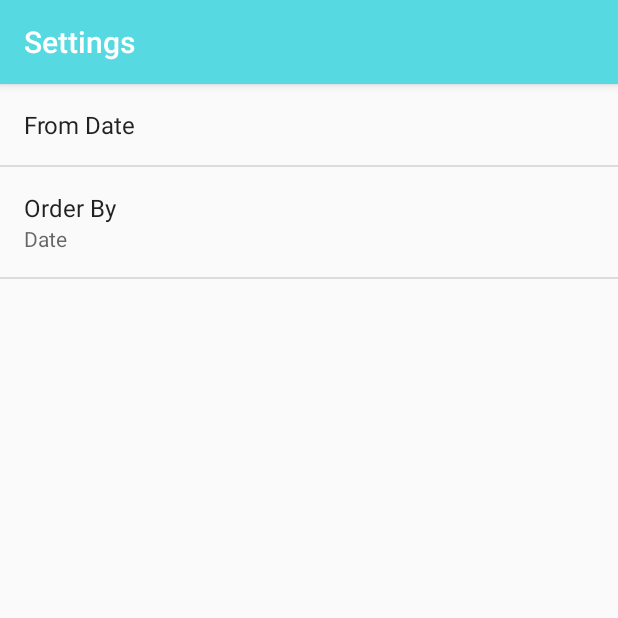
After one commit to forfireonly/TechNews, an Android app: the SettingsActivity screen opened directly, with no data from a screen before it, on a phone screen of 412 x 824 dp, the top half of it. The commit adds this screen. Run offline under Robolectric (Android 15) with nearby library versions, the phone set to English and light mode, and no system bars.

Commit message:
SettingActivity.java and main.xml

```diff
--- a/app/src/main/java/com/example/annascott/technews/NewsActivity.java
+++ b/app/src/main/java/com/example/annascott/technews/NewsActivity.java
@@ -33,8 +33,6 @@ public class NewsActivity extends AppCompatActivity implements LoaderManager.Loa
            // "https://content.guardianapis.com/search?q=%22tech%20news%22&api-key=f3a1cedd-032a-45ab-b1d4-d7ba62274a9c";
     private NewsAdapter mAdapter;
     private static final int NEWS_LOADER_ID = 1;
-
-    private TextView mEmptyStateTextView;
 
     RelativeLayout emptyRelativeLayout;
     RelativeLayout noInternetConnection;
--- /dev/null
+++ b/app/src/main/java/com/example/annascott/technews/SettingsActivity.java
@@ -0,0 +1,57 @@
+package com.example.annascott.technews;
+
+import android.content.SharedPreferences;
+import android.os.Bundle;
+import android.preference.ListPreference;
+import android.preference.Preference;
+import android.preference.PreferenceFragment;
+import android.preference.PreferenceManager;
+import android.support.v7.app.AppCompatActivity;
+
+public class SettingsActivity extends AppCompatActivity {
+
+    @Override
+    protected void onCreate(Bundle savedInstanceState) {
+        super.onCreate(savedInstanceState);
+        setContentView(R.layout.settings_activity);
+    }
+
+    public static class TechNewsPreferenceFragment extends PreferenceFragment implements Preference.OnPreferenceChangeListener{
+        @Override
+        public void onCreate(Bundle savedInstanceState) {
+            super.onCreate(savedInstanceState);
+            addPreferencesFromResource(R.xml.settings_main);
+
+            Preference dateCutoff = findPreference(getString(R.string.settings_date_cutoff_key));
+            bindPreferenceSummaryToValue(dateCutoff);
+
+            Preference orderBy = findPreference(getString(R.string.settings_order_by_key));
+            bindPreferenceSummaryToValue(orderBy);
+        }
+
+        private void bindPreferenceSummaryToValue(Preference preference) {
+            preference.setOnPreferenceChangeListener(this);
+            SharedPreferences preferences = PreferenceManager.getDefaultSharedPreferences(preference.getContext());
+            String preferenceString = preferences.getString(preference.getKey(), "");
+            onPreferenceChange(preference, preferenceString);
+        }
+
+        @Override
+        public boolean onPreferenceChange(Preference preference, Object value) {
+            // The code in this method takes care of updating the displayed preference summary after it has been changed
+            String stringValue = value.toString();
+            // preference.setSummary(stringValue);
+            if (preference instanceof ListPreference) {
+                ListPreference listPreference = (ListPreference) preference;
+                int prefIndex = listPreference.findIndexOfValue(stringValue);
+                if (prefIndex >= 0) {
+                    CharSequence[] labels = listPreference.getEntries();
+                    preference.setSummary(labels[prefIndex]);
+                }
+            } else {
+                preference.setSummary(stringValue);
+            }
+            return true;
+        }
+    }
+}
--- /dev/null
+++ b/app/src/main/res/layout/settings_activity.xml
@@ -0,0 +1,8 @@
+<fragment
+    android:name="com.example.annascott.technews.SettingsActivity$TechNewsPreferenceFragment"
+    xmlns:android="http://schemas.android.com/apk/res/android"
+    xmlns:tools="http://schemas.android.com/tools"
+    android:layout_width="match_parent"
+    android:layout_height="match_parent"
+    tools:context="com.example.annascott.technews.SettingsActivity">
+</fragment>
--- /dev/null
+++ b/app/src/main/res/menu/main.xml
@@ -0,0 +1,8 @@
+<menu xmlns:android="http://schemas.android.com/apk/res/android"
+    xmlns:tools="http://schemas.android.com/tools"
+    tools:context="com.example.annascott.technews.NewsActivity">
+    <item
+        android:id="@+id/action_settings"
+        android:title="@string/settings_menu_item"
+        />
+</menu>
--- /dev/null
+++ b/app/src/main/res/values/arrays.xml
@@ -0,0 +1,12 @@
+<?xml version="1.0" encoding="utf-8"?>
+<resources>
+    <string-array name="settings_order_by_labels">
+        <item>@string/settings_order_by_date_label</item>
+        <item>@string/settings_order_by_most_relevant_label</item>
+    </string-array>
+
+    <string-array name="settings_order_by_values">
+        <item>@string/settings_order_by_date_value</item>
+        <item>@string/settings_order_by_most_relevant_value</item>
+    </string-array>
+</resources>
--- /dev/null
+++ b/app/src/main/res/xml/settings_main.xml
@@ -0,0 +1,21 @@
+<PreferenceScreen
+    xmlns:android="http://schemas.android.com/apk/res/android"
+    android:title="@string/settings_title"
+    >
+
+    <EditTextPreference
+        android:key="@string/settings_date_cutoff_key"
+        android:selectAllOnFocus="true"
+        android:title="@string/settings_date_cutoff_label"
+        android:textColor="@color/colorPrimaryDark"
+        android:hint="yyyy-mm-dd"
+        />
+
+    <ListPreference
+        android:defaultValue="@string/settings_order_by_default"
+        android:entries="@array/settings_order_by_labels"
+        android:entryValues="@array/settings_order_by_values"
+        android:key="@string/settings_order_by_key"
+        android:title="@string/settings_order_by_label" />
+
+</PreferenceScreen>
```
Also changed, not shown: 7 other files.
